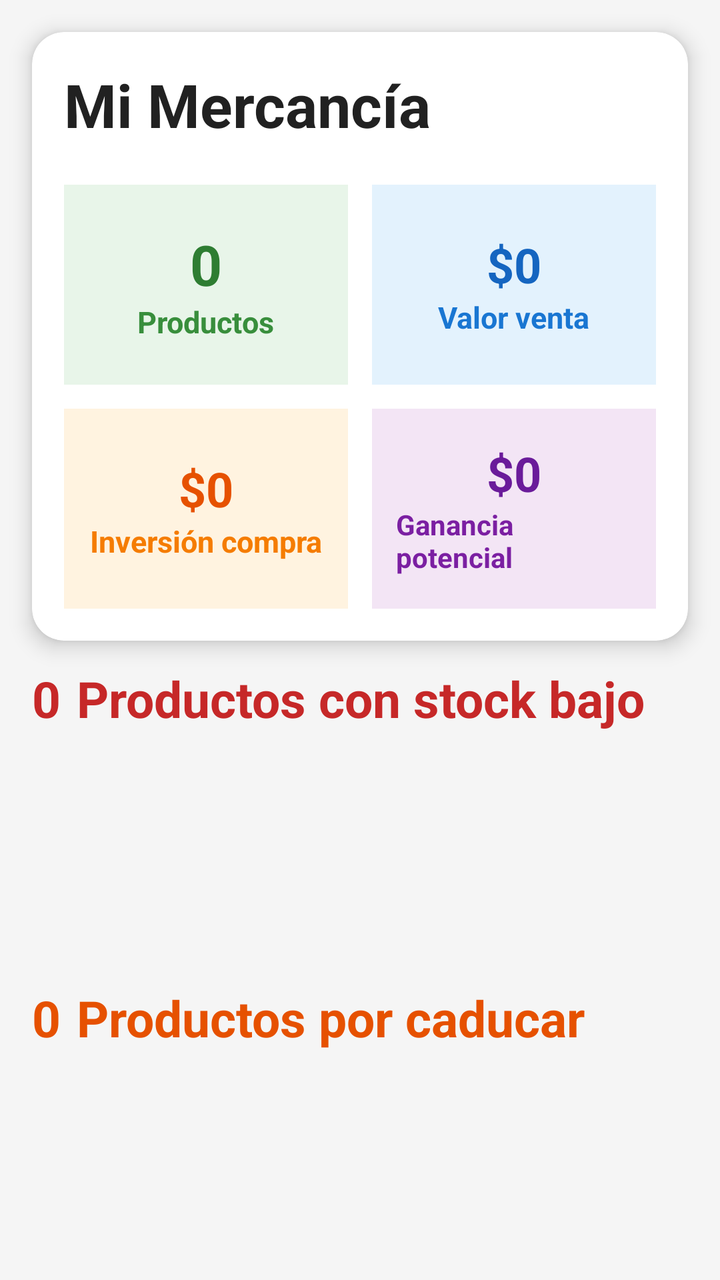
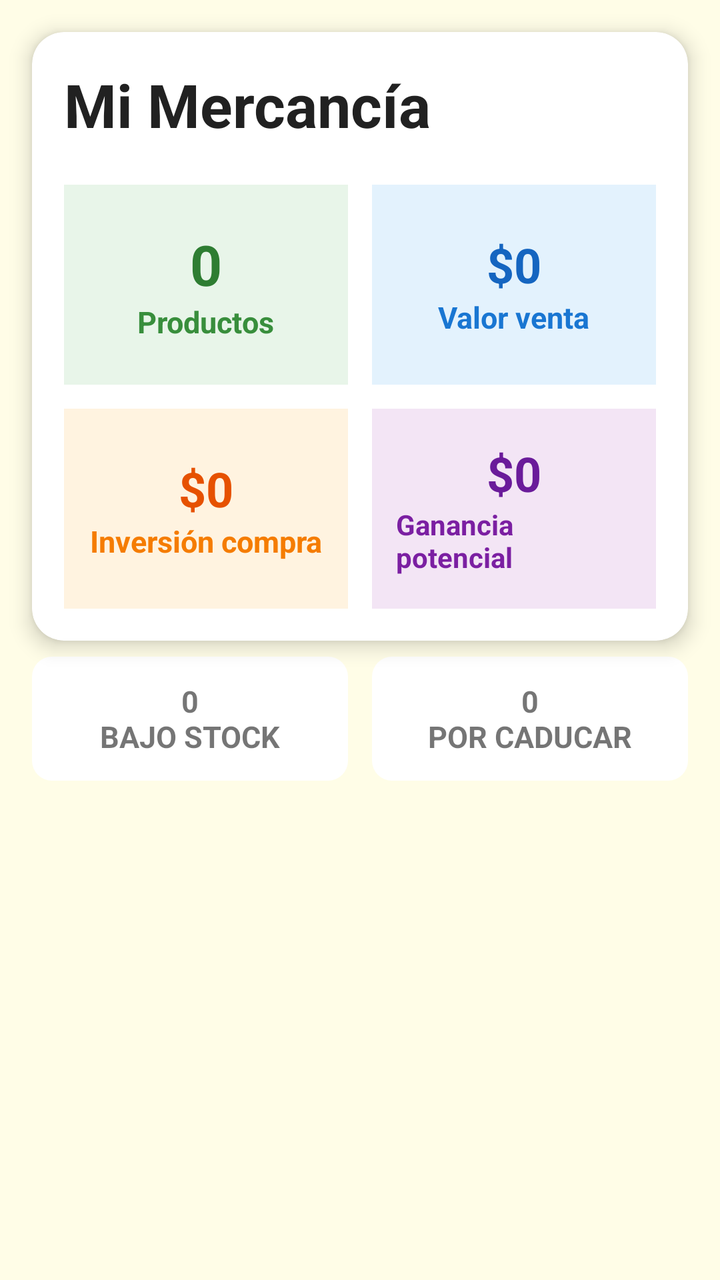

Before-and-after screenshots of an Android layout around one commit, followed by the original layout XML and the change that was made.
<!-- AndroidManifest.xml: application theme Theme.Inventario -->
<!-- res/layout/activity_reportes.xml -->
<?xml version="1.0" encoding="utf-8"?>
<androidx.constraintlayout.widget.ConstraintLayout
    xmlns:android="http://schemas.android.com/apk/res/android"
    xmlns:app="http://schemas.android.com/apk/res-auto"
    xmlns:tools="http://schemas.android.com/tools"
    android:layout_width="match_parent"
    android:layout_height="match_parent"
    android:background="#F5F5F5">

    
    <androidx.cardview.widget.CardView
        android:id="@+id/cardResumen"
        android:layout_width="0dp"
        android:layout_height="wrap_content"
        android:layout_margin="16dp"
        app:cardCornerRadius="16dp"
        app:cardElevation="6dp"
        app:layout_constraintTop_toTopOf="parent"
        app:layout_constraintStart_toStartOf="parent"
        app:layout_constraintEnd_toEndOf="parent">

        <androidx.constraintlayout.widget.ConstraintLayout
            android:layout_width="match_parent"
            android:layout_height="match_parent"
            android:padding="16dp">

            <TextView
                android:id="@+id/tvTituloResumen"
                android:layout_width="wrap_content"
                android:layout_height="wrap_content"
                android:text="Mi Mercancía"
                android:textColor="#212121"
                android:textSize="30sp"
                android:textStyle="bold"
                app:layout_constraintStart_toStartOf="parent"
                app:layout_constraintTop_toTopOf="parent" />

            

            

            <androidx.constraintlayout.widget.ConstraintLayout
                android:id="@+id/filaMetricas"
                android:layout_width="0dp"
                android:layout_height="wrap_content"
                android:layout_marginTop="20dp"
                app:layout_constraintEnd_toEndOf="parent"
                app:layout_constraintStart_toStartOf="parent"
                app:layout_constraintTop_toBottomOf="@id/tvTituloResumen">

                <LinearLayout
                    android:id="@+id/metrica1"
                    android:layout_width="0dp"
                    android:layout_height="100dp"
                    android:layout_marginEnd="6dp"
                    android:background="#E8F5E9"
                    android:gravity="center"
                    android:orientation="vertical"
                    android:padding="12dp"
                    app:layout_constraintEnd_toStartOf="@id/metrica2"
                    app:layout_constraintHorizontal_weight="1"
                    app:layout_constraintStart_toStartOf="parent"
                    app:layout_constraintTop_toTopOf="parent">

                    <TextView
                        android:id="@+id/tvTotalProductos"
                        android:layout_width="wrap_content"
                        android:layout_height="wrap_content"
                        android:text="0"
                        android:textColor="#2E7D32"
                        android:textSize="28sp"
                        android:textStyle="bold" />

                    <TextView
                        android:layout_width="wrap_content"
                        android:layout_height="wrap_content"
                        android:text="Productos"
                        android:textColor="#388E3C"
                        android:textSize="15sp"
                        android:textStyle="bold" />

                </LinearLayout>

                <LinearLayout
                    android:id="@+id/metrica2"
                    android:layout_width="0dp"
                    android:layout_height="100dp"
                    android:layout_marginStart="6dp"
                    android:background="#E3F2FD"
                    android:gravity="center"
                    android:orientation="vertical"
                    android:padding="12dp"
                    app:layout_constraintEnd_toEndOf="parent"
                    app:layout_constraintHorizontal_weight="1"
                    app:layout_constraintStart_toEndOf="@id/metrica1"
                    app:layout_constraintTop_toTopOf="parent">

                    <TextView
                        android:id="@+id/tvValorTotal"
                        android:layout_width="wrap_content"
                        android:layout_height="wrap_content"
                        android:text="$0"
                        android:textColor="#1565C0"
                        android:textSize="24sp"
                        android:textStyle="bold" />

                    <TextView
                        android:layout_width="wrap_content"
                        android:layout_height="wrap_content"
                        android:text="Valor venta"
                        android:textColor="#1976D2"
                        android:textSize="15sp"
                        android:textStyle="bold" />

                </LinearLayout>

            </androidx.constraintlayout.widget.ConstraintLayout>

            <androidx.constraintlayout.widget.ConstraintLayout
                android:id="@+id/filaPrecios"
                android:layout_width="0dp"
                android:layout_height="wrap_content"
                android:layout_marginTop="12dp"
                app:layout_constraintEnd_toEndOf="parent"
                app:layout_constraintStart_toStartOf="parent"
                app:layout_constraintTop_toBottomOf="@id/filaMetricas">

                <LinearLayout
                    android:id="@+id/metrica4"
                    android:layout_width="0dp"
                    android:layout_height="100dp"
                    android:layout_marginEnd="6dp"
                    android:background="#FFF3E0"
                    android:gravity="center"
                    android:orientation="vertical"
                    android:padding="12dp"
                    app:layout_constraintEnd_toStartOf="@id/metrica5"
                    app:layout_constraintHorizontal_weight="1"
                    app:layout_constraintStart_toStartOf="parent"
                    app:layout_constraintTop_toTopOf="parent">

                    <TextView
                        android:id="@+id/tvValorCompra"
                        android:layout_width="wrap_content"
                        android:layout_height="wrap_content"
                        android:text="$0"
                        android:textColor="#E65100"
                        android:textSize="24sp"
                        android:textStyle="bold" />

                    <TextView
                        android:layout_width="wrap_content"
                        android:layout_height="wrap_content"
                        android:text="Inversión compra"
                        android:textColor="#F57C00"
                        android:textSize="15sp"
                        android:textStyle="bold" />

                </LinearLayout>

                <LinearLayout
                    android:id="@+id/metrica5"
                    android:layout_width="0dp"
                    android:layout_height="100dp"
                    android:layout_marginStart="6dp"
                    android:background="#F3E5F5"
                    android:gravity="center"
                    android:orientation="vertical"
                    android:padding="12dp"
                    app:layout_constraintEnd_toEndOf="parent"
                    app:layout_constraintHorizontal_weight="1"
                    app:layout_constraintStart_toEndOf="@id/metrica4"
                    app:layout_constraintTop_toTopOf="parent">

                    <TextView
                        android:id="@+id/tvGanancia"
                        android:layout_width="wrap_content"
                        android:layout_height="wrap_content"
                        android:text="$0"
                        android:textColor="#6A1B9A"
                        android:textSize="24sp"
                        android:textStyle="bold" />

                    <TextView
                        android:layout_width="wrap_content"
                        android:layout_height="wrap_content"
                        android:text="Ganancia potencial"
                        android:textColor="#7B1FA2"
                        android:textSize="14sp"
                        android:textStyle="bold" />

                </LinearLayout>

            </androidx.constraintlayout.widget.ConstraintLayout>

        </androidx.constraintlayout.widget.ConstraintLayout>

    </androidx.cardview.widget.CardView>

    

    <LinearLayout
        android:id="@+id/layoutSeccionesInferiores"
        android:layout_width="0dp"
        android:layout_height="0dp"
        android:orientation="vertical"
        app:layout_constraintTop_toBottomOf="@id/cardResumen"
        app:layout_constraintBottom_toBottomOf="parent"
        app:layout_constraintStart_toStartOf="parent"
        app:layout_constraintEnd_toEndOf="parent">

        
        <LinearLayout
            android:layout_width="match_parent"
            android:layout_height="wrap_content"
            android:layout_marginStart="16dp"
            android:layout_marginTop="12dp"
            android:orientation="horizontal">

            <TextView
                android:id="@+id/tvStockBajoCount"
                android:layout_width="wrap_content"
                android:layout_height="wrap_content"
                android:text="0"
                android:textColor="#C62828"
                android:textSize="25sp"
                android:textStyle="bold" />

            <TextView
                android:id="@+id/tvTituloStockBajo"
                android:layout_width="wrap_content"
                android:layout_height="wrap_content"
                android:layout_marginStart="8dp"
                android:text="Productos con stock bajo"
                android:textColor="#C62828"
                android:textSize="25sp"
                android:textStyle="bold" />

        </LinearLayout>

        
        <FrameLayout
            android:id="@+id/fragmentContainer"
            android:layout_width="match_parent"
            android:layout_height="0dp"
            android:layout_weight="1"
            android:layout_marginTop="8dp" />

        
        <LinearLayout
            android:layout_width="match_parent"
            android:layout_height="wrap_content"
            android:layout_marginStart="16dp"
            android:layout_marginTop="12dp"
            android:orientation="horizontal">

            <TextView
                android:id="@+id/tvPorCaducarCount"
                android:layout_width="wrap_content"
                android:layout_height="wrap_content"
                android:text="0"
                android:textColor="#E65100"
                android:textSize="25sp"
                android:textStyle="bold" />

            <TextView
                android:id="@+id/tvTituloPorCaducar"
                android:layout_width="wrap_content"
                android:layout_height="wrap_content"
                android:layout_marginStart="8dp"
                android:text="Productos por caducar"
                android:textColor="#E65100"
                android:textSize="25sp"
                android:textStyle="bold" />

        </LinearLayout>

        
        <FrameLayout
            android:id="@+id/fragmentContainerCaducidad"
            android:layout_width="match_parent"
            android:layout_height="0dp"
            android:layout_weight="1"
            android:layout_marginTop="8dp" />

    </LinearLayout>

</androidx.constraintlayout.widget.ConstraintLayout>
<!-- resources referenced by this layout -->
<resources>
  <style name="Theme.Inventario" parent="Theme.MaterialComponents.DayNight.DarkActionBar">
          
          <item name="colorPrimary">@color/purple_500</item>
          <item name="colorPrimaryVariant">@color/purple_700</item>
          <item name="colorOnPrimary">@color/white</item>
          
          <item name="colorSecondary">@color/teal_200</item>
          <item name="colorSecondaryVariant">@color/teal_700</item>
          <item name="colorOnSecondary">@color/black</item>
          
          <item name="android:statusBarColor">?attr/colorPrimaryVariant</item>
          
      </style>
  <color name="purple_500">#FF6200EE</color>
  <color name="purple_700">#FF3700B3</color>
  <color name="white">#FFFFFFFF</color>
  <color name="teal_200">#FF03DAC5</color>
  <color name="teal_700">#FF018786</color>
  <color name="black">#FF000000</color>
</resources>

<!-- the commit's change to res/layout/activity_reportes.xml (unified diff, before → after) -->
@@ -5,7 +5,7 @@
     xmlns:tools="http://schemas.android.com/tools"
     android:layout_width="match_parent"
     android:layout_height="match_parent"
-    android:background="#F5F5F5">
+    android:background="#FFFDE7">
 
     
     <androidx.cardview.widget.CardView
@@ -200,7 +200,7 @@
     
 
     <LinearLayout
-        android:id="@+id/layoutSeccionesInferiores"
+        android:id="@+id/layoutSeccionInferior"
         android:layout_width="0dp"
         android:layout_height="0dp"
         android:orientation="vertical"
@@ -211,30 +211,49 @@
 
         
         <LinearLayout
+            android:id="@+id/layoutToggleLista"
             android:layout_width="match_parent"
             android:layout_height="wrap_content"
             android:layout_marginStart="16dp"
-            android:layout_marginTop="12dp"
+            android:layout_marginEnd="16dp"
+            android:layout_marginTop="8dp"
             android:orientation="horizontal">
 
             <TextView
-                android:id="@+id/tvStockBajoCount"
-                android:layout_width="wrap_content"
-                android:layout_height="wrap_content"
-                android:text="0"
-                android:textColor="#C62828"
-                android:textSize="25sp"
-                android:textStyle="bold" />
+                android:id="@+id/btnVerStockBajo"
+                android:layout_width="0dp"
+                android:layout_height="wrap_content"
+                android:layout_weight="1"
+                android:layout_marginEnd="6dp"
+                android:gravity="center"
+                android:paddingTop="12dp"
+                android:paddingBottom="12dp"
+                android:text="0\nBAJO STOCK"
+                android:textAllCaps="false"
+                android:textSize="15sp"
+                android:textStyle="bold"
+                android:background="@drawable/bg_toggle_reportes"
+                android:foreground="?attr/selectableItemBackground"
+                android:clickable="true"
+                android:focusable="true"/>
 
             <TextView
-                android:id="@+id/tvTituloStockBajo"
-                android:layout_width="wrap_content"
-                android:layout_height="wrap_content"
-                android:layout_marginStart="8dp"
-                android:text="Productos con stock bajo"
-                android:textColor="#C62828"
-                android:textSize="25sp"
-                android:textStyle="bold" />
+                android:id="@+id/btnVerPorCaducar"
+                android:layout_width="0dp"
+                android:layout_height="wrap_content"
+                android:layout_weight="1"
+                android:layout_marginStart="6dp"
+                android:gravity="center"
+                android:paddingTop="12dp"
+                android:paddingBottom="12dp"
+                android:text="0\nPOR CADUCAR"
+                android:textAllCaps="false"
+                android:textSize="15sp"
+                android:textStyle="bold"
+                android:background="@drawable/bg_toggle_reportes"
+                android:foreground="?attr/selectableItemBackground"
+                android:clickable="true"
+                android:focusable="true"/>
 
         </LinearLayout>
 
@@ -246,43 +265,6 @@
             android:layout_weight="1"
             android:layout_marginTop="8dp" />
 
-        
-        <LinearLayout
-            android:layout_width="match_parent"
-            android:layout_height="wrap_content"
-            android:layout_marginStart="16dp"
-            android:layout_marginTop="12dp"
-            android:orientation="horizontal">
-
-            <TextView
-                android:id="@+id/tvPorCaducarCount"
-                android:layout_width="wrap_content"
-                android:layout_height="wrap_content"
-                android:text="0"
-                android:textColor="#E65100"
-                android:textSize="25sp"
-                android:textStyle="bold" />
-
-            <TextView
-                android:id="@+id/tvTituloPorCaducar"
-                android:layout_width="wrap_content"
-                android:layout_height="wrap_content"
-                android:layout_marginStart="8dp"
-                android:text="Productos por caducar"
-                android:textColor="#E65100"
-                android:textSize="25sp"
-                android:textStyle="bold" />
-
-        </LinearLayout>
-
-        
-        <FrameLayout
-            android:id="@+id/fragmentContainerCaducidad"
-            android:layout_width="match_parent"
-            android:layout_height="0dp"
-            android:layout_weight="1"
-            android:layout_marginTop="8dp" />
-
     </LinearLayout>
 
 </androidx.constraintlayout.widget.ConstraintLayout>
<!-- resource entries referenced after the edit -->
@@ -1,5 +1,12 @@
 <!-- resources referenced by this layout -->
 <resources>
+  <!-- drawable bg_toggle_reportes (drawable) -->
+  <?xml version="1.0" encoding="utf-8"?>
+  <shape xmlns:android="http://schemas.android.com/apk/res/android"
+      android:shape="rectangle">
+      <solid android:color="#FFFFFF" />
+      <corners android:radius="10dp" />
+  </shape>
   <style name="Theme.Inventario" parent="Theme.MaterialComponents.DayNight.DarkActionBar">
           
           <item name="colorPrimary">@color/purple_500</item>
